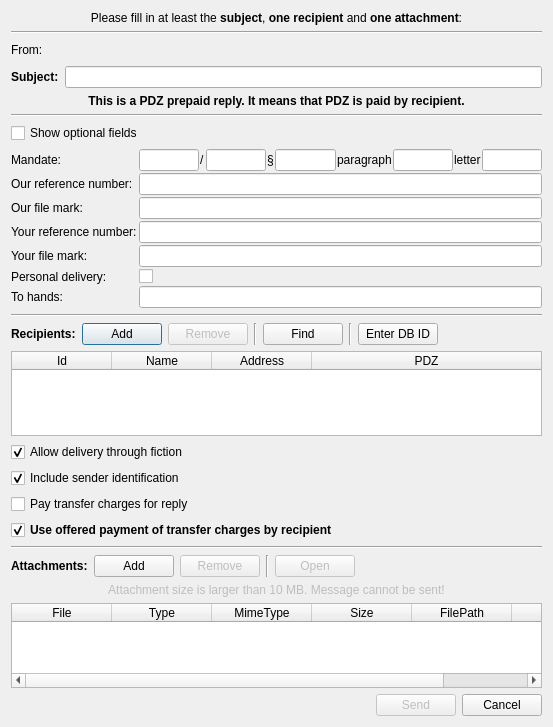
Qt form src/gui/ui/dlg_send_message.ui (psakar/datovka) before a commit.
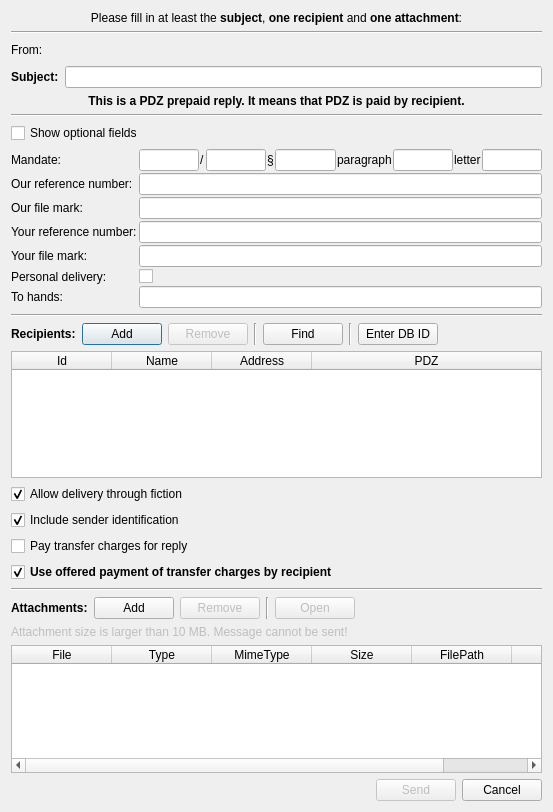
The same form after that commit. Icons and pictures are not drawn. Custom widgets are drawn as their Qt base class.

Commit message: Added show of total attachment size

```diff
--- a/src/gui/ui/dlg_send_message.ui
+++ b/src/gui/ui/dlg_send_message.ui
@@ -7,7 +7,7 @@
     <x>0</x>
     <y>0</y>
     <width>553</width>
-    <height>727</height>
+    <height>812</height>
    </rect>
   </property>
   <property name="font">
@@ -739,7 +739,7 @@
       <string>Attachment size is larger than 10 MB. Message cannot be sent!</string>
      </property>
      <property name="alignment">
-      <set>Qt::AlignCenter</set>
+      <set>Qt::AlignLeading|Qt::AlignLeft|Qt::AlignVCenter</set>
      </property>
     </widget>
    </item>
```
Left out of the diff: 2 changed lines with no effect on the pictures. The commit also changes 2 other files.
